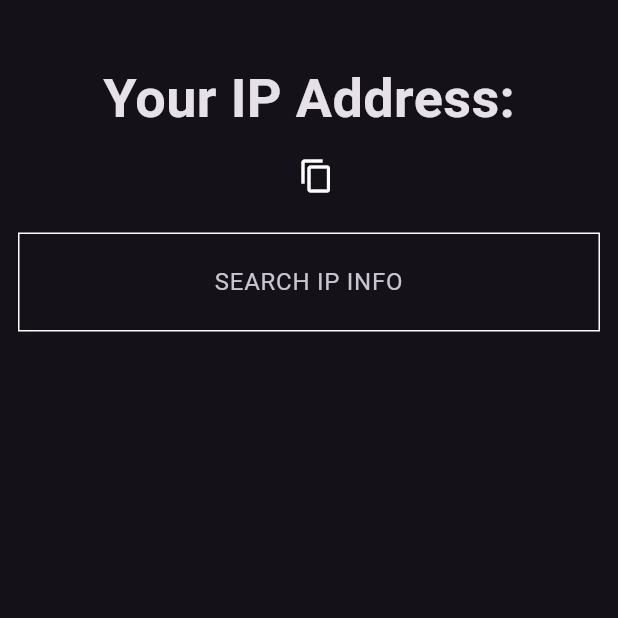
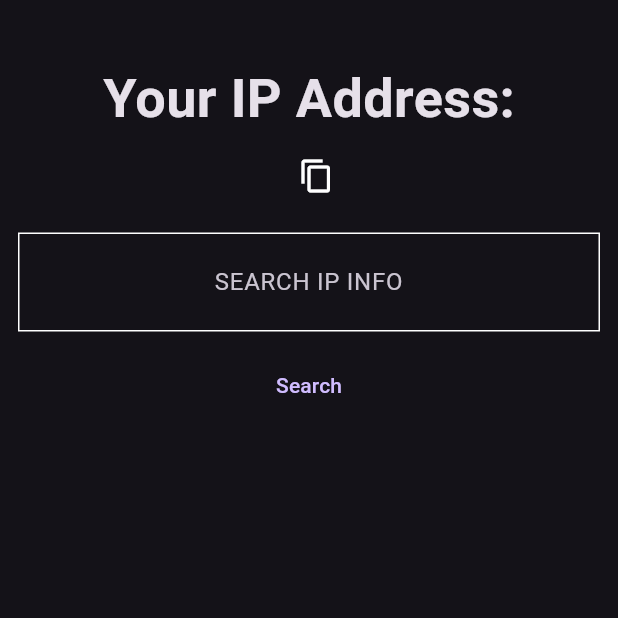
Before and after one commit to xuantruongit32/check_ipinfo, a Flutter app: the HomePage screen opened directly with empty values, on a phone screen of 412 x 824 dp, the top half of it. Run offline on Flutter 3.47's test engine with Material 3 defaults, Android fonts, the phone set to English and light mode, and no system bars; our stand-ins replace gap; network calls fail.

Commit message:
feat: add search button

```diff
--- a/checkip/lib/homePage.dart
+++ b/checkip/lib/homePage.dart
@@ -66,6 +66,10 @@ class HomePage extends StatelessWidget {
                 ),
               ),
             ),
+            TextButton(
+              onPressed: () {},
+              child: const Text('Search'),
+            ),
             InfoPage(ip: controller.text),
           ],
         ),
```
